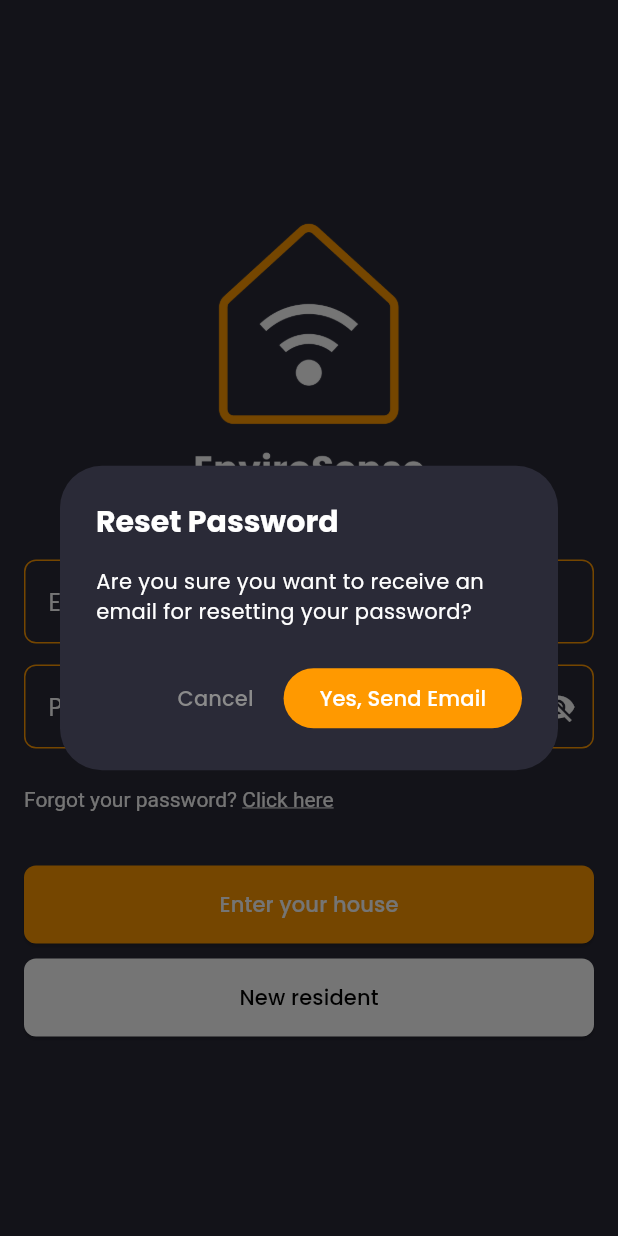
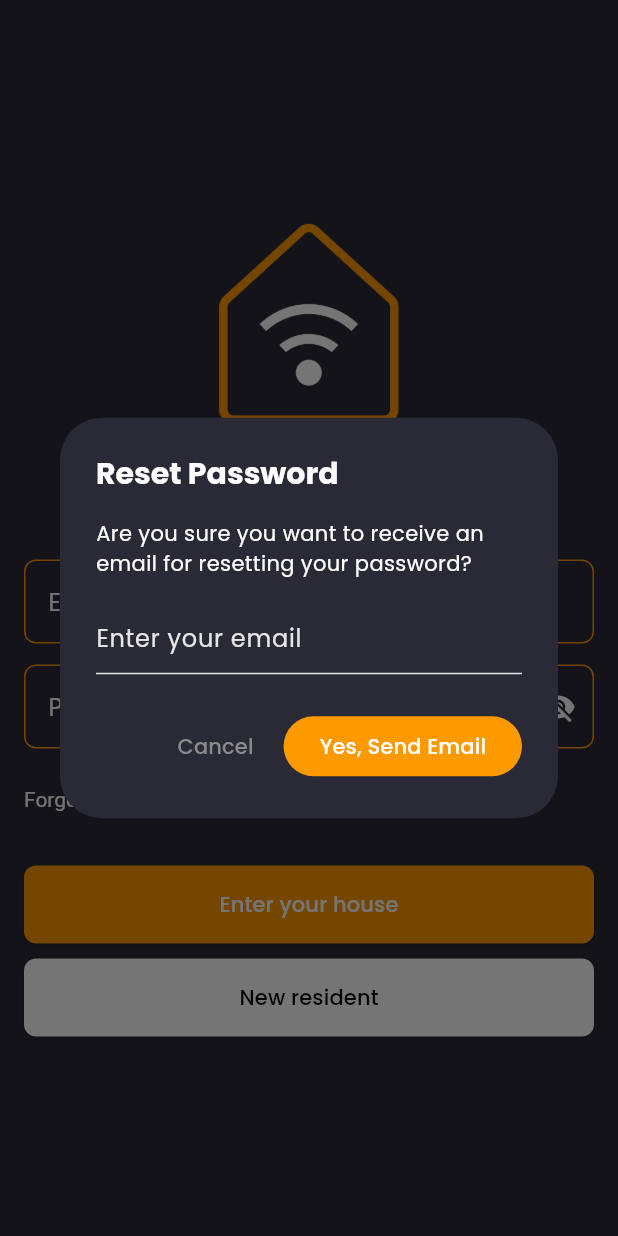
Before and after one commit to KempDewulf/envirosense-app, a Flutter app: the LoginScreen screen opened by its route, after a tap on an icon or button, on a phone screen of 412 x 824 dp. Run offline on Flutter 3.47's test engine with Material 3 defaults, Android fonts, the phone set to English and light mode, and no system bars; our stand-ins replace connectivity_plus, dotted_border, firebase_auth, firebase_core, firebase_messaging, flutter_dotenv and 5 more; missing offline and left inert: mobile_scanner; accounts and stored records are empty.

Commit message:
feat: enhance forgot password dialog to optionally ask for email input

```diff
--- a/lib/presentation/views/login_screen.dart
+++ b/lib/presentation/views/login_screen.dart
@@ -195,7 +195,7 @@ class _LoginScreenState extends State<LoginScreen> {
                   alignment: Alignment.centerLeft,
                   child: TextButton(
                     onPressed: () {
-                      showDialog(context: context, builder: (context) => ForgotPasswordDialog());
+                      showDialog(context: context, builder: (context) => ForgotPasswordDialog(askEmail: true));
                     },
                     style: TextButton.styleFrom(padding: EdgeInsets.zero),
                     child: RichText(
--- a/lib/presentation/widgets/dialogs/forgot_your_password_dialog.dart
+++ b/lib/presentation/widgets/dialogs/forgot_your_password_dialog.dart
@@ -3,16 +3,45 @@ import 'package:envirosense/core/constants/colors.dart';
 import 'package:envirosense/services/auth_service.dart';
 import 'package:envirosense/presentation/widgets/feedback/custom_snackbar.dart';
 
-class ForgotPasswordDialog extends StatelessWidget {
+class ForgotPasswordDialog extends StatefulWidget {
+  final bool askEmail;
+
+  const ForgotPasswordDialog({
+    super.key,
+    this.askEmail = false,
+  });
+
+  @override
+  State<ForgotPasswordDialog> createState() => _ForgotPasswordDialogState();
+}
+
+class _ForgotPasswordDialogState extends State<ForgotPasswordDialog> {
   final AuthService _authService = AuthService();
+  final TextEditingController _emailController = TextEditingController();
 
-  ForgotPasswordDialog({super.key});
+  @override
+  void dispose() {
+    _emailController.dispose();
+    super.dispose();
+  }
 
   void _handleResetPassword(BuildContext context) async {
     try {
-      String? userEmail = _authService.getCurrentUser()?.email;
+      String? emailToReset;
 
-      await _authService.resetPassword(userEmail!);
+      if (widget.askEmail) {
+        emailToReset = _emailController.text.trim();
+        if (emailToReset.isEmpty) {
+          throw Exception('Please enter an email');
+        }
+      } else {
+        emailToReset = _authService.getCurrentUser()?.email;
+        if (emailToReset == null) {
+          throw Exception('No email found');
+        }
+      }
+
+      await _authService.resetPassword(emailToReset);
 
       if (!context.mounted) return;
 
@@ -43,11 +72,33 @@ class ForgotPasswordDialog extends StatelessWidget {
         'Reset Password',
         style: TextStyle(color: AppColors.whiteColor, fontSize: 20, fontWeight: FontWeight.bold),
       ),
-      content: const Text(
-        'Are you sure you want to receive an email for resetting your password?',
-        style: TextStyle(
-          color: AppColors.whiteColor,
-        ),
+      content: Column(
+        mainAxisSize: MainAxisSize.min,
+        children: [
+          const Text(
+            'Are you sure you want to receive an email for resetting your password?',
+            style: TextStyle(
+              color: AppColors.whiteColor,
+            ),
+          ),
+          if (widget.askEmail) ...[
+            const SizedBox(height: 16),
+            TextField(
+              controller: _emailController,
+              style: const TextStyle(color: AppColors.whiteColor),
+              decoration: const InputDecoration(
+                hintText: 'Enter your email',
+                hintStyle: TextStyle(color: AppColors.lightGrayColor),
+                enabledBorder: UnderlineInputBorder(
+                  borderSide: BorderSide(color: AppColors.lightGrayColor),
+                ),
+                focusedBorder: UnderlineInputBorder(
+                  borderSide: BorderSide(color: AppColors.accentColor),
+                ),
+              ),
+            ),
+          ],
+        ],
       ),
       actions: [
         TextButton(
```
